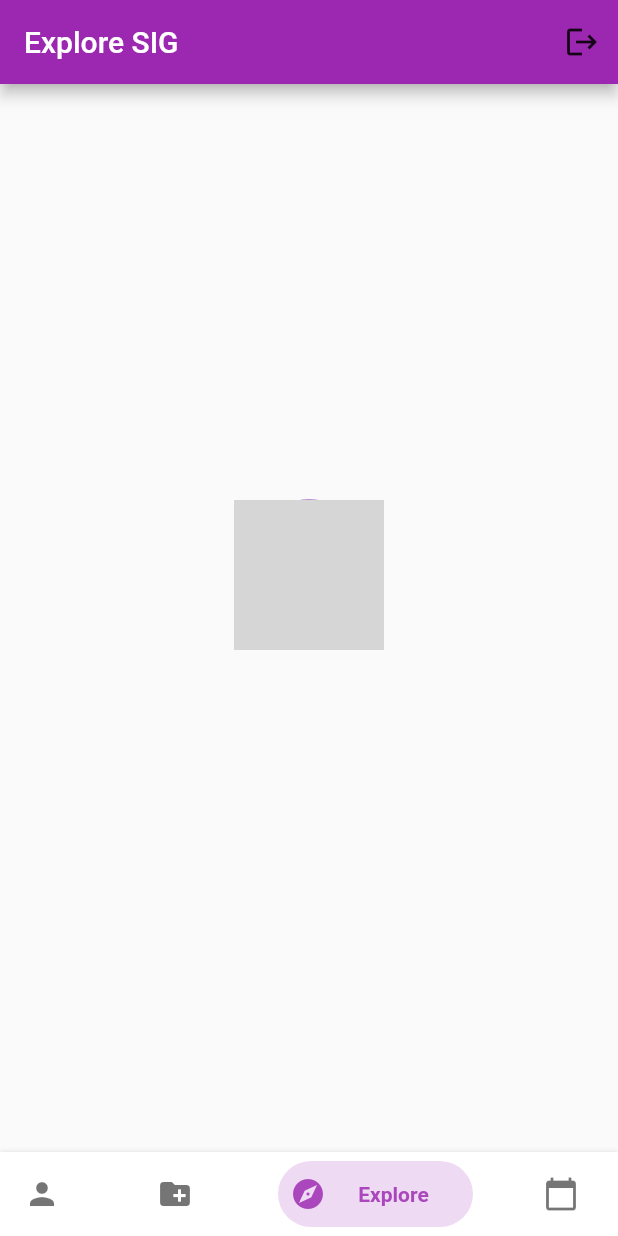
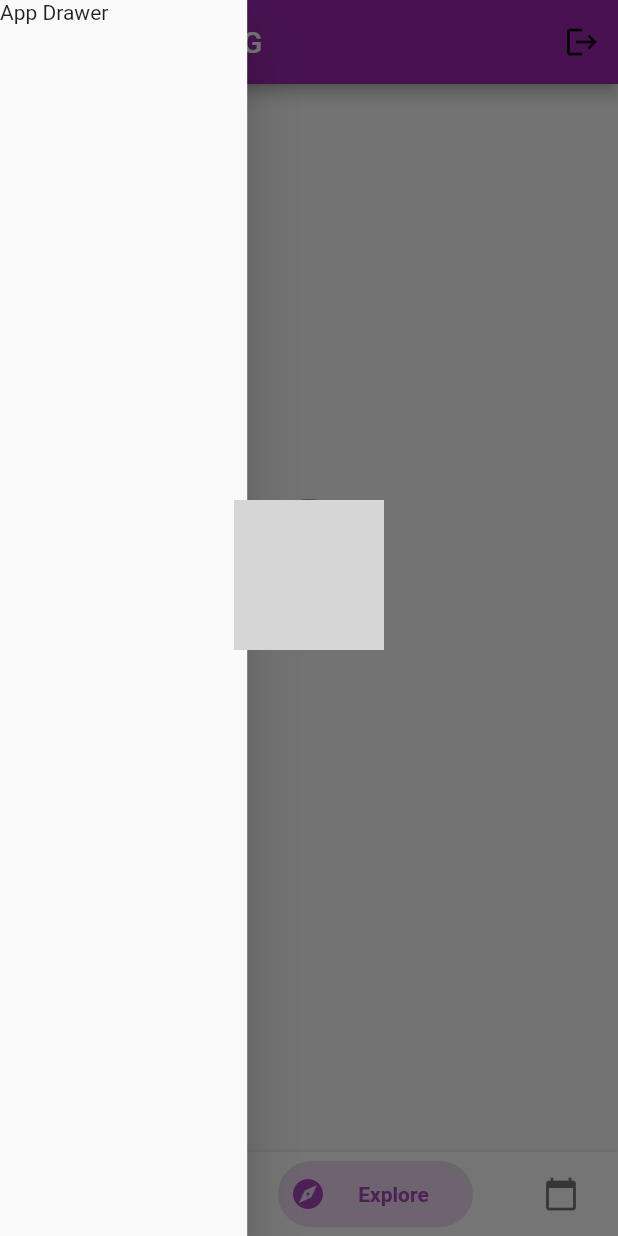
Before and after one commit to Akash-213/xenathon-sigs-platform, a Flutter app: the screen it shows once a user with an empty profile is signed in, with the side drawer open (before the commit the screen has no drawer), on a phone screen of 412 x 824 dp. Run offline on Flutter 3.47's test engine with Material 2 defaults, Android fonts, the phone set to English and light mode, and no system bars; drawn by our look-alikes of bottom_navy_bar; our stand-ins replace cloud_firestore, firebase_auth, firebase_core, google_sign_in; accounts and stored records are empty; network calls fail; grey boxes are pictures that could not be loaded.

Commit message:
app drawer stage 1

```diff
--- a/lib/screens/bottom_bar_screen.dart
+++ b/lib/screens/bottom_bar_screen.dart
@@ -6,6 +6,7 @@ import 'package:bottom_navy_bar/bottom_navy_bar.dart';
 //providers
 import 'package:provider/provider.dart';
 import 'package:sig_platform/providers/google_auth_provider.dart';
+import 'package:sig_platform/widgets/app_drawer.dart';
 
 // tabs
 import 'tabs/conductSig_tab.dart';
@@ -58,7 +59,7 @@ class _BottomBarScreenState extends State<BottomBarScreen> {
           ),
         ],
       ),
-      // drawer: AppDrawer(),
+      drawer: AppDrawer(),
       body: _tabs[_selectedIndex],
       bottomNavigationBar: BottomNavyBar(
         selectedIndex: _selectedIndex,
--- /dev/null
+++ b/lib/widgets/app_drawer.dart
@@ -0,0 +1,22 @@
+import 'package:cloud_firestore/cloud_firestore.dart';
+import 'package:firebase_auth/firebase_auth.dart';
+import 'package:flutter/material.dart';
+
+class AppDrawer extends StatelessWidget {
+  const AppDrawer({Key? key}) : super(key: key);
+
+  @override
+  Widget build(BuildContext context) {
+    final screenSize = MediaQuery.of(context).size;
+    final currUser = FirebaseAuth.instance.currentUser!;
+
+    return Container(
+      width: screenSize.width * 0.4,
+      child: Drawer(
+        child: Container(
+          child: Text('App Drawer'),
+        ),
+      ),
+    );
+  }
+}
```
